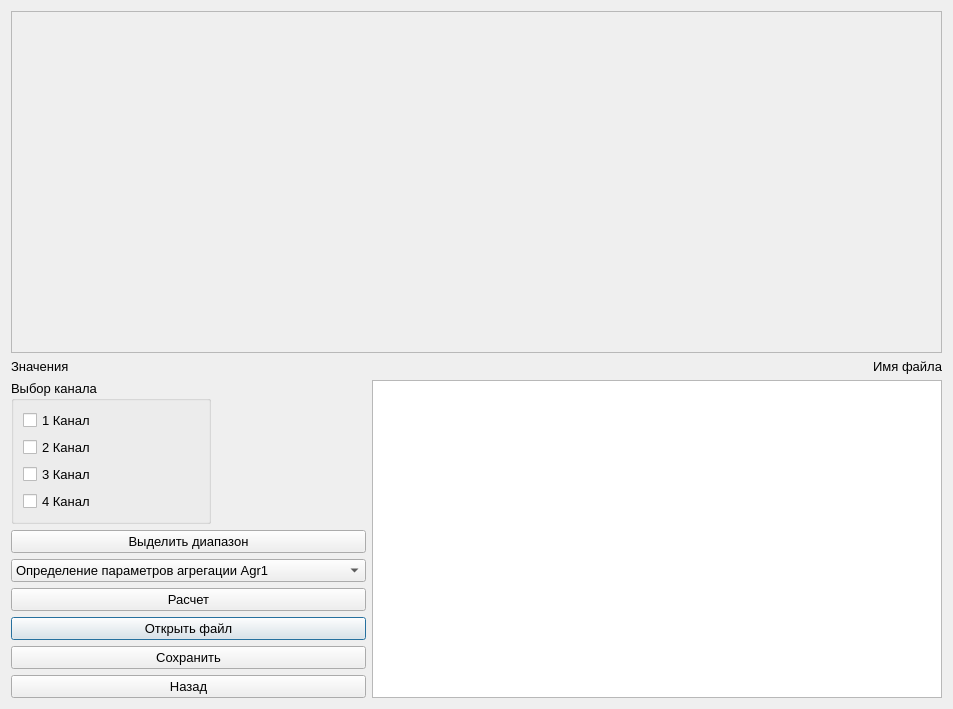
Qt form viewplot.ui (krang4d/Agrekola) before a commit.
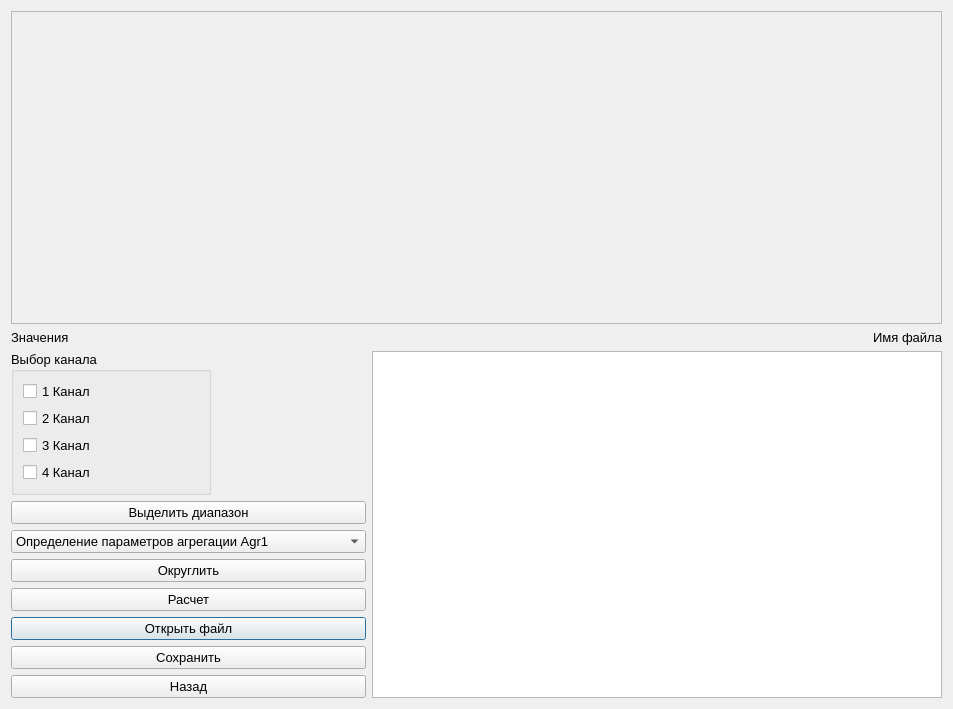
The same form after that commit. Custom widgets are drawn as their Qt base class.

Commit message: SaveFiles: for every starts create a user file ViewPlot: add round button Widget: fix test mode

Patch:
```diff
--- a/viewplot.ui
+++ b/viewplot.ui
@@ -85,6 +85,13 @@
        </item>
       </widget>
      </item>
+     <item>
+      <widget class="QPushButton" name="pushButton">
+       <property name="text">
+        <string>Округлить</string>
+       </property>
+      </widget>
+     </item>
      <item>
       <widget class="QPushButton" name="pushButton_calc">
        <property name="text">
```
The commit also changes 10 other files.
